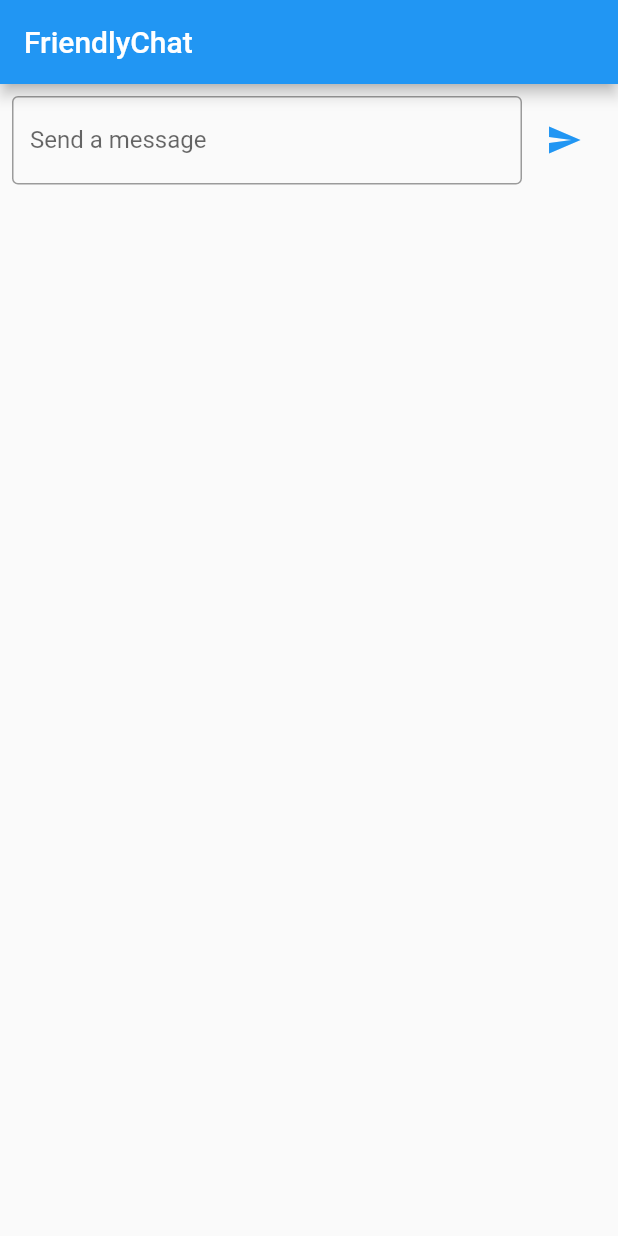
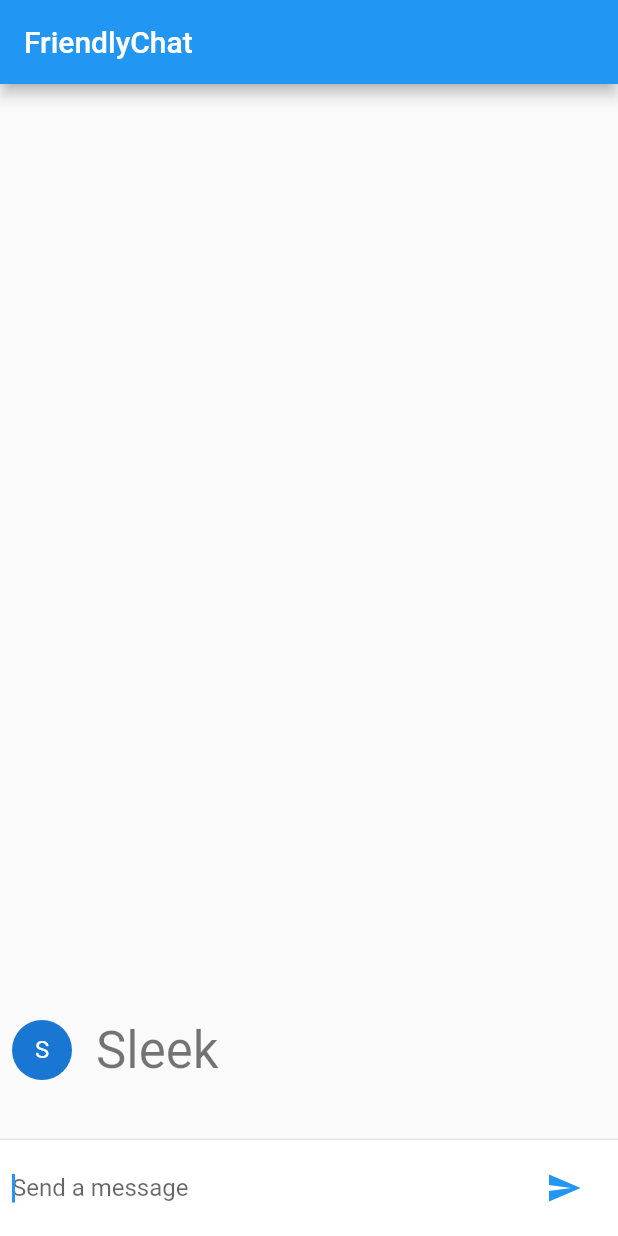
Before and after one commit to adomhamza/FriendlyChat, a Flutter app: the screen it shows after launch, after a tap on the "send" icon, on a phone screen of 412 x 824 dp. Run offline on Flutter 3.47's test engine with Material 2 defaults, Android fonts, the phone set to English and light mode, and no system bars.

```diff
--- a/lib/main.dart
+++ b/lib/main.dart
@@ -1,6 +1,8 @@
 import 'package:flutter/material.dart';
 
 void main() => runApp(FriendlyChatApp());
+
+String _name = 'Sleek';
 
 class FriendlyChatApp extends StatelessWidget {
   const FriendlyChatApp({
@@ -17,12 +19,40 @@ class FriendlyChatApp extends StatelessWidget {
 }
 
 class ChatMessage extends StatelessWidget {
-  const ChatMessage({Key key}) : super(key: key);
+  //const ChatMessage({Key key}) : super(key: key);
+  final String text;
+  ChatMessage({this.text});
 
   @override
   Widget build(BuildContext context) {
     return Container(
-      child: Scaffold(),
+      margin: EdgeInsets.symmetric(
+        vertical: 10.0,
+      ),
+      child: Row(
+        crossAxisAlignment: CrossAxisAlignment.start,
+        children: [
+          Container(
+            margin: EdgeInsets.only(right: 16.0),
+            child: CircleAvatar(
+              child: Text(_name[0]),
+            ),
+          ),
+          Column(
+            crossAxisAlignment: CrossAxisAlignment.start,
+            children: [
+              Text(
+                _name,
+                style: Theme.of(context).textTheme.headline4,
+              ),
+              Container(
+                margin: EdgeInsets.only(top: 5.0),
+                child: Text(text),
+              )
+            ],
+          ),
+        ],
+      ),
     );
   }
 }
@@ -33,9 +63,19 @@ class ChatScreen extends StatefulWidget {
 }
 
 class _ChatScreenState extends State<ChatScreen> {
+  final List<ChatMessage> _messages = [];
   final _textController = TextEditingController();
+  final FocusNode _focusNode = FocusNode();
+
   void _handleSubmitted(String text) {
     _textController.clear();
+    ChatMessage message = ChatMessage(
+      text: text,
+    );
+    setState(() {
+      _messages.insert(0, message);
+    });
+    _focusNode.requestFocus();
   }
 
   Widget _buildTextComposer() {
@@ -50,11 +90,12 @@ class _ChatScreenState extends State<ChatScreen> {
             child: TextField(
               controller: _textController,
               onSubmitted: _handleSubmitted,
-              decoration: InputDecoration(
-                border: OutlineInputBorder(),
-                labelText: 'Send a message',
+              decoration: InputDecoration.collapsed(
+                //border: OutlineInputBorder(),
+                hintText: 'Send a message',
                 //border: InputBorder.none
               ),
+              focusNode: _focusNode,
             ),
           ),
           Container(
@@ -80,7 +121,24 @@ class _ChatScreenState extends State<ChatScreen> {
       appBar: AppBar(
         title: Text('FriendlyChat'),
       ),
-      body: _buildTextComposer(),
+      body: Column(
+        children: [
+          Flexible(
+            child: ListView.builder(
+              padding: EdgeInsets.all(8.0),
+              reverse: true,
+              itemCount: _messages.length,
+              itemBuilder: (_, int index) => _messages[index],
+            ),
+          ),
+          Divider(
+            height: 1.0,
+          ),
+          Container(
+              decoration: BoxDecoration(color: Theme.of(context).cardColor),
+              child: _buildTextComposer()),
+        ],
+      ),
     );
   }
 }
```
